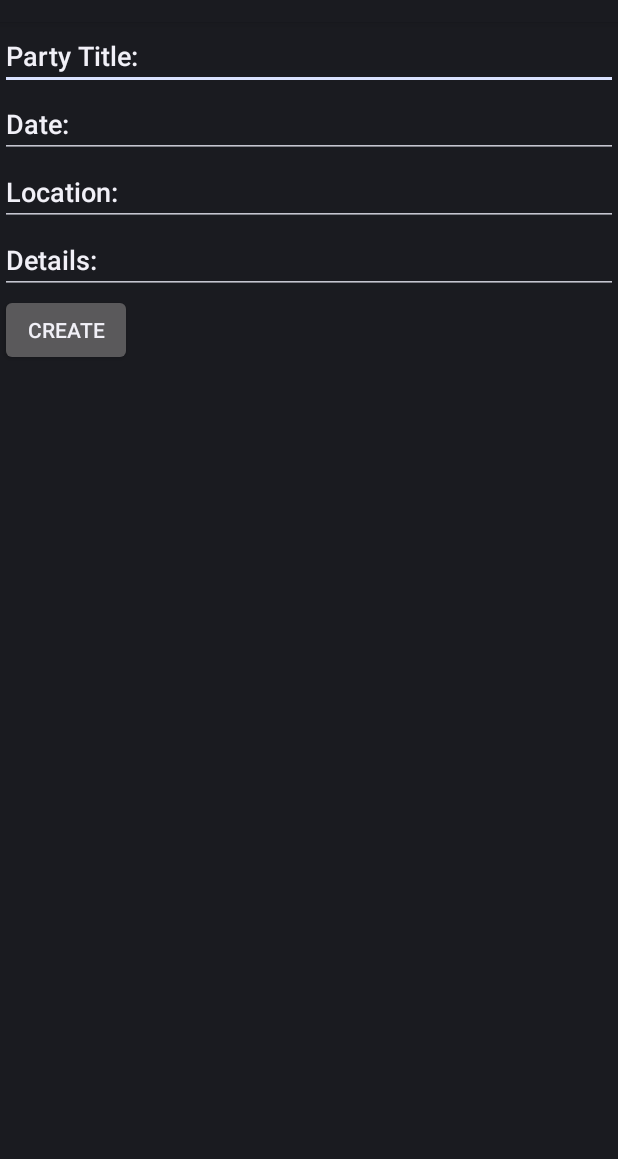
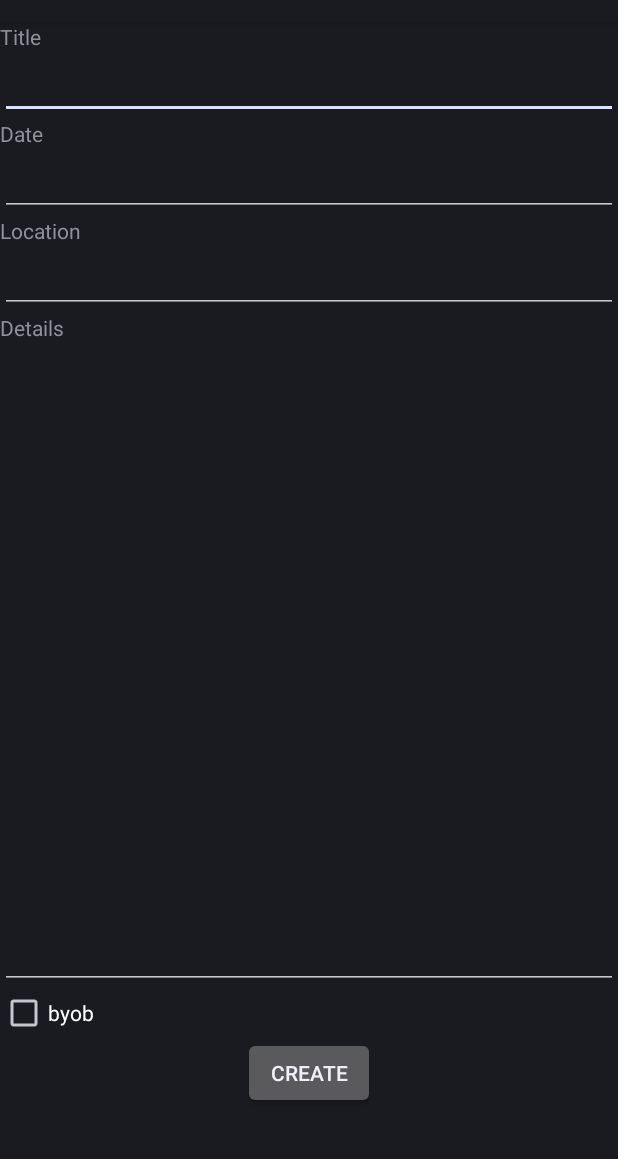
Before and after one commit to billyodonnell/PartyUP-, an Android app: the layout create_party_2.xml on its own in the app's theme, with its tools: preview values and no code run, on a phone screen of 412 x 824 dp, the part 62-1221 px from its top. Run offline under Robolectric (Android 15) with nearby library versions, the phone set to English and light mode, and no system bars.

Commit message:
Updating github master as requested

```diff
--- a/PartyUP/app/src/main/java/com/findyourparty/partyup/partyup/CreatePartyActivity.java
+++ b/PartyUP/app/src/main/java/com/findyourparty/partyup/partyup/CreatePartyActivity.java
@@ -41,8 +41,7 @@ public class CreatePartyActivity extends Activity {
         setContentView(R.layout.create_party);
         // Locate Buttons from create_party.xml
         CreatePartyBtn = (Button) findViewById(R.id.createparty);
-
-        // Login Button Click Listener
+        // Create Button Click Listener
         CreatePartyBtn.setOnClickListener(new OnClickListener() {
             public void onClick(View arg0) {
                 Intent intent = new Intent(
--- a/PartyUP/app/src/main/java/com/findyourparty/partyup/partyup/MainActivity.java
+++ b/PartyUP/app/src/main/java/com/findyourparty/partyup/partyup/MainActivity.java
@@ -48,6 +48,7 @@ public class MainActivity extends Activity {
         Intent intent = new Intent(MainActivity.this,
                 CreatePartyActivity.class);
         startActivity(intent);
+        finish();
 
 
 
--- a/PartyUP/app/src/main/res/layout/create_party_2.xml
+++ b/PartyUP/app/src/main/res/layout/create_party_2.xml
@@ -1,43 +1,71 @@
 <?xml version="1.0" encoding="utf-8"?>
 <LinearLayout xmlns:android="http://schemas.android.com/apk/res/android"
     android:orientation="vertical" android:layout_width="match_parent"
-    android:layout_height="match_parent">
+    android:layout_height="match_parent"
+    android:weightSum="1">
+    <!--android:id="@+id/">-->
 
-    <ImageView
-        android:layout_width="wrap_content"
+    <TextView
+        android:layout_width="match_parent"
         android:layout_height="wrap_content"
-        android:id="@+id/imageView"
-        android:layout_gravity="center_horizontal" />
+        android:text="@string/Title"
+        android:id="@+id/txttitle"
+        android:autoText="false" />
 
     <EditText
         android:layout_width="match_parent"
         android:layout_height="wrap_content"
         android:inputType="textPersonName"
-        android:text="Party Title:"
         android:ems="10"
-        android:id="@+id/editText" />
+        android:id="@+id/title" />
+
+    <TextView
+        android:layout_width="match_parent"
+        android:layout_height="wrap_content"
+        android:text="@string/Date"
+        android:id="@+id/txtdate" />
 
     <EditText
         android:layout_width="match_parent"
         android:layout_height="wrap_content"
-        android:id="@+id/editText2"
-        android:text="Date:" />
+        android:id="@+id/date" />
+
+    <TextView
+        android:layout_width="match_parent"
+        android:layout_height="wrap_content"
+        android:text="@string/Location"
+        android:id="@+id/txtlocation" />
 
     <EditText
         android:layout_width="match_parent"
         android:layout_height="wrap_content"
-        android:id="@+id/editText3"
-        android:text="Location:" />
+        android:id="@+id/location" />
+
+    <TextView
+        android:layout_width="match_parent"
+        android:layout_height="wrap_content"
+        android:text="@string/Details"
+        android:id="@+id/txtdetails" />
 
     <EditText
         android:layout_width="match_parent"
         android:layout_height="wrap_content"
-        android:id="@+id/editText4"
-        android:text="Details:" />
+        android:id="@+id/details"
+        android:layout_weight="0.90" />
+
+    <CheckBox
+        android:layout_width="wrap_content"
+        android:layout_height="wrap_content"
+        android:text="@string/BYOBBtn"
+        android:id="@+id/byob"
+        android:checked="false" />
 
     <Button
         android:layout_width="wrap_content"
         android:layout_height="wrap_content"
         android:text="Create"
-        android:id="@+id/button" />
+        android:id="@+id/createparty2"
+        android:layout_gravity="center_horizontal"
+        android:clickable="true" />
+
 </LinearLayout>
--- a/PartyUP/app/src/main/res/layout/login.xml
+++ b/PartyUP/app/src/main/res/layout/login.xml
@@ -3,7 +3,8 @@
     android:layout_width="fill_parent"
     android:layout_height="fill_parent"
     android:orientation="vertical"
-    android:padding="10dip" >
+    android:padding="10dip">
+    <!--android:id="@+id/">-->
 
     <TextView
         android:id="@+id/txtusername"
--- a/PartyUP/app/src/main/res/values/strings.xml
+++ b/PartyUP/app/src/main/res/values/strings.xml
@@ -17,6 +17,14 @@
     <string name="CreatePartyBtn">Create Party</string>
     <string name="CreateParty">Create Party</string>
 
+    <!--CreatePartyActivity_2-->
+    <string name="Title">Title</string>
+    <string name="Date">Date</string>
+    <string name="Location">Location</string>
+    <string name="Details">Details</string>
+    <string name="BYOBBtn">byob</string>
+
+
 
 
 </resources>
```
Also changed, not shown: PartyUP/app/src/main/java/com/findyourparty/partyup/partyup/CreatePartyActivity_2.java (+66 -1 lines), PartyUP/app/src/main/res/layout/create_party.xml (+16 -2 lines).
